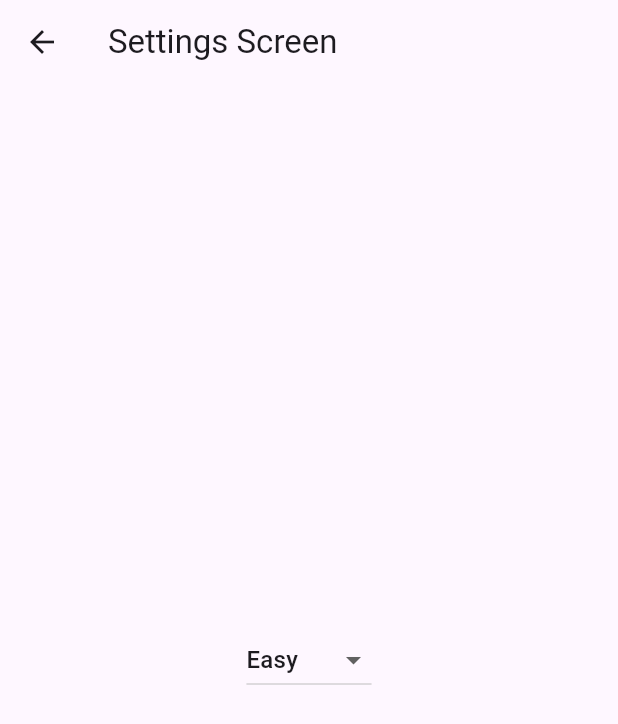
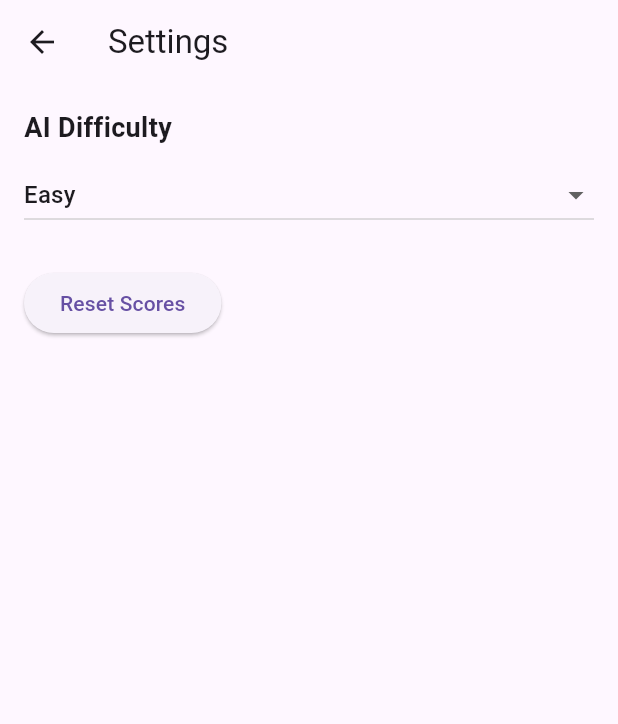
Before and after one commit to anenepeter/tic_tac_toe_flutter, a Flutter app: the screen it shows after launch, after a tap on "Settings", on a phone screen of 412 x 824 dp. Shown: the top 724 px of the screen. Run offline on Flutter 3.47's test engine with Material 3 defaults, Android fonts, the phone set to English and light mode, and no system bars.

Commit message:
Refactor game structure and enhance AI functionality with difficulty settings

```diff
--- a/lib/main.dart
+++ b/lib/main.dart
@@ -1,12 +1,17 @@
 import 'package:flutter/material.dart';
+import 'package:provider/provider.dart';
+import 'providers/game_provider.dart';
 import 'screens/main_menu_screen.dart';
 import 'screens/game_screen.dart';
-import 'package:provider/provider.dart';
-import 'providers/game_provider.dart';
 import 'screens/settings_screen.dart';
 
 void main() {
-  runApp(const MyApp());
+  runApp(
+    ChangeNotifierProvider(
+      create: (context) => GameProvider(),
+      child: const MyApp(),
+    ),
+  );
 }
 
 class MyApp extends StatelessWidget {
@@ -15,17 +20,15 @@ class MyApp extends StatelessWidget {
   @override
   Widget build(BuildContext context) {
     return MaterialApp(
-      title: 'Tic Tac Toe Flutter',
+      title: 'Tic Tac Toe',
       theme: ThemeData(
-        colorScheme: ColorScheme.fromSeed(seedColor: Colors.deepPurple),
-        useMaterial3: true,
+        primarySwatch: Colors.blue,
+        visualDensity: VisualDensity.adaptivePlatformDensity,
       ),
-      home: const MainMenuScreen(),
+      initialRoute: '/',
       routes: {
-        '/game': (context) => ChangeNotifierProvider(
-          create: (context) => GameProvider(),
-          child: const GameScreen(),
-        ),
+        '/': (context) => const MainMenuScreen(),
+        '/game': (context) => const GameScreen(),
         '/settings': (context) => const SettingsScreen(),
       },
     );
--- a/lib/screens/main_menu_screen.dart
+++ b/lib/screens/main_menu_screen.dart
@@ -1,5 +1,7 @@
 import 'package:flutter/material.dart';
 import 'package:flutter/services.dart';
+import 'package:provider/provider.dart';
+import '../providers/game_provider.dart';
 
 class MainMenuScreen extends StatelessWidget {
   const MainMenuScreen({super.key});
@@ -10,28 +12,37 @@ class MainMenuScreen extends StatelessWidget {
       appBar: AppBar(
         title: const Text('Tic Tac Toe'),
       ),
-      body: Center(
+      body: Consumer<GameProvider>(
+        builder: (context, gameProvider, child) {
+          return Center(
             child: Column(
               mainAxisAlignment: MainAxisAlignment.center,
               children: <Widget>[
                 ElevatedButton(
                   onPressed: () {
+                    gameProvider.setGameMode('single_player');
+                    gameProvider.resetGame();
                     Navigator.pushNamed(context, '/game');
                   },
                   child: const Text('Single Player'),
                 ),
+                const SizedBox(height: 16),
                 ElevatedButton(
                   onPressed: () {
+                    gameProvider.setGameMode('two_player');
+                    gameProvider.resetGame();
                     Navigator.pushNamed(context, '/game');
                   },
                   child: const Text('Two Player'),
                 ),
+                const SizedBox(height: 16),
                 ElevatedButton(
                   onPressed: () {
                     Navigator.pushNamed(context, '/settings');
                   },
                   child: const Text('Settings'),
                 ),
+                const SizedBox(height: 16),
                 ElevatedButton(
                   onPressed: () {
                     SystemNavigator.pop();
@@ -40,6 +51,8 @@ class MainMenuScreen extends StatelessWidget {
                 ),
               ],
             ),
+          );
+        },
       ),
     );
   }
--- a/lib/screens/settings_screen.dart
+++ b/lib/screens/settings_screen.dart
@@ -1,5 +1,6 @@
 import 'package:flutter/material.dart';
-import '../widgets/difficulty_selector.dart';
+import 'package:provider/provider.dart';
+import '../providers/game_provider.dart';
 
 class SettingsScreen extends StatelessWidget {
   const SettingsScreen({super.key});
@@ -8,10 +9,60 @@ class SettingsScreen extends StatelessWidget {
   Widget build(BuildContext context) {
     return Scaffold(
       appBar: AppBar(
-        title: const Text('Settings Screen'),
+        title: const Text('Settings'),
       ),
-      body: const Center(
-        child: DifficultySelector(),
+      body: Consumer<GameProvider>(
+        builder: (context, gameProvider, child) {
+          return Padding(
+            padding: const EdgeInsets.all(16.0),
+            child: Column(
+              crossAxisAlignment: CrossAxisAlignment.start,
+              children: [
+                const Text(
+                  'AI Difficulty',
+                  style: TextStyle(
+                    fontSize: 18,
+                    fontWeight: FontWeight.bold,
+                  ),
+                ),
+                const SizedBox(height: 8),
+                DropdownButton<String>(
+                  value: gameProvider.aiDifficulty,
+                  isExpanded: true,
+                  items: const [
+                    DropdownMenuItem(
+                      value: 'easy',
+                      child: Text('Easy'),
+                    ),
+                    DropdownMenuItem(
+                      value: 'medium',
+                      child: Text('Medium'),
+                    ),
+                    DropdownMenuItem(
+                      value: 'hard',
+                      child: Text('Hard'),
+                    ),
+                  ],
+                  onChanged: (String? newValue) {
+                    if (newValue != null) {
+                      gameProvider.setAIDifficulty(newValue);
+                    }
+                  },
+                ),
+                const SizedBox(height: 24),
+                ElevatedButton(
+                  onPressed: () {
+                    gameProvider.resetScores();
+                    ScaffoldMessenger.of(context).showSnackBar(
+                      const SnackBar(content: Text('Scores have been reset')),
+                    );
+                  },
+                  child: const Text('Reset Scores'),
+                ),
+              ],
+            ),
+          );
+        },
       ),
     );
   }
--- a/pubspec.yaml
+++ b/pubspec.yaml
@@ -30,7 +30,7 @@ environment:
 dependencies:
   flutter:
     sdk: flutter
-  provider: ^6.0.0
+  provider: ^6.0.0  # or whatever is the latest version
   audioplayers: ^5.0.0
 
   # The following adds the Cupertino Icons font to your application.
```
Also changed, not shown: lib/providers/game_provider.dart (+77 -21 lines), lib/services/ai_service.dart (+104 -12 lines). Lines whose indentation alone changed are shown as unchanged.
